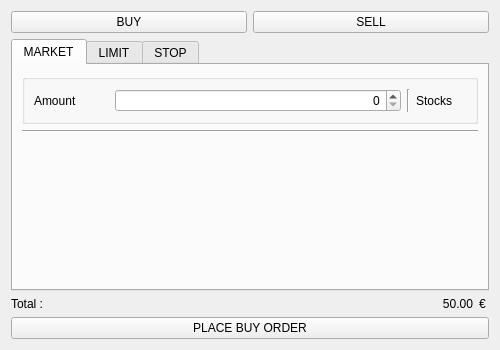
The window that app/ui/order.ui (CryptoCoinsWorks/TradeFinance) describes before a commit, drawn with Qt 5.
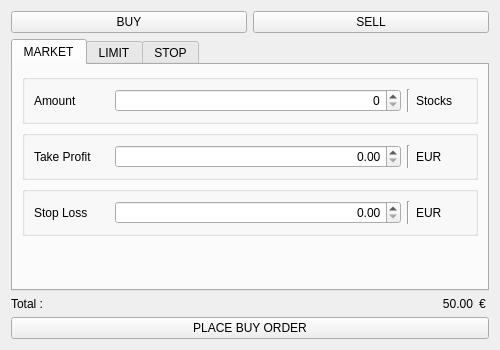
The same window after the commit.

The edit to the form file:
```diff
--- a/app/ui/order.ui
+++ b/app/ui/order.ui
@@ -116,10 +116,119 @@
         </widget>
        </item>
        <item>
-        <widget class="Line" name="line_2">
-         <property name="orientation">
-          <enum>Qt::Horizontal</enum>
+        <widget class="QGroupBox" name="groupBox_8">
+         <property name="title">
+          <string/>
          </property>
+         <layout class="QHBoxLayout" name="horizontalLayout_15">
+          <item>
+           <widget class="QLabel" name="label_9">
+            <property name="minimumSize">
+             <size>
+              <width>75</width>
+              <height>0</height>
+             </size>
+            </property>
+            <property name="maximumSize">
+             <size>
+              <width>75</width>
+              <height>100</height>
+             </size>
+            </property>
+            <property name="text">
+             <string>Take Profit</string>
+            </property>
+           </widget>
+          </item>
+          <item>
+           <widget class="QDoubleSpinBox" name="box_limit_price_2">
+            <property name="alignment">
+             <set>Qt::AlignRight|Qt::AlignTrailing|Qt::AlignVCenter</set>
+            </property>
+            <property name="maximum">
+             <double>999999999.990000009536743</double>
+            </property>
+           </widget>
+          </item>
+          <item>
+           <widget class="Line" name="line_8">
+            <property name="orientation">
+             <enum>Qt::Vertical</enum>
+            </property>
+           </widget>
+          </item>
+          <item>
+           <widget class="QLabel" name="currency_7">
+            <property name="maximumSize">
+             <size>
+              <width>50</width>
+              <height>16777215</height>
+             </size>
+            </property>
+            <property name="text">
+             <string>EUR</string>
+            </property>
+           </widget>
+          </item>
+         </layout>
+        </widget>
+       </item>
+       <item>
+        <widget class="QGroupBox" name="groupBox_9">
+         <property name="title">
+          <string/>
+         </property>
+         <layout class="QHBoxLayout" name="horizontalLayout_16">
+          <item>
+           <widget class="QLabel" name="label_10">
+            <property name="minimumSize">
+             <size>
+              <width>75</width>
+              <height>0</height>
+             </size>
+            </property>
+            <property name="maximumSize">
+             <size>
+              <width>75</width>
+              <height>100</height>
+             </size>
+            </property>
+            <property name="text">
+             <string>Stop Loss</string>
+            </property>
+           </widget>
+          </item>
+          <item>
+           <widget class="QDoubleSpinBox" name="box_limit_price_3">
+            <property name="alignment">
+             <set>Qt::AlignRight|Qt::AlignTrailing|Qt::AlignVCenter</set>
+            </property>
+            <property name="maximum">
+             <double>999999999.990000009536743</double>
+            </property>
+           </widget>
+          </item>
+          <item>
+           <widget class="Line" name="line_9">
+            <property name="orientation">
+             <enum>Qt::Vertical</enum>
+            </property>
+           </widget>
+          </item>
+          <item>
+           <widget class="QLabel" name="currency_8">
+            <property name="maximumSize">
+             <size>
+              <width>50</width>
+              <height>16777215</height>
+             </size>
+            </property>
+            <property name="text">
+             <string>EUR</string>
+            </property>
+           </widget>
+          </item>
+         </layout>
         </widget>
        </item>
        <item>
```
Left out of the diff: 8 changed lines with no effect on the pictures.
